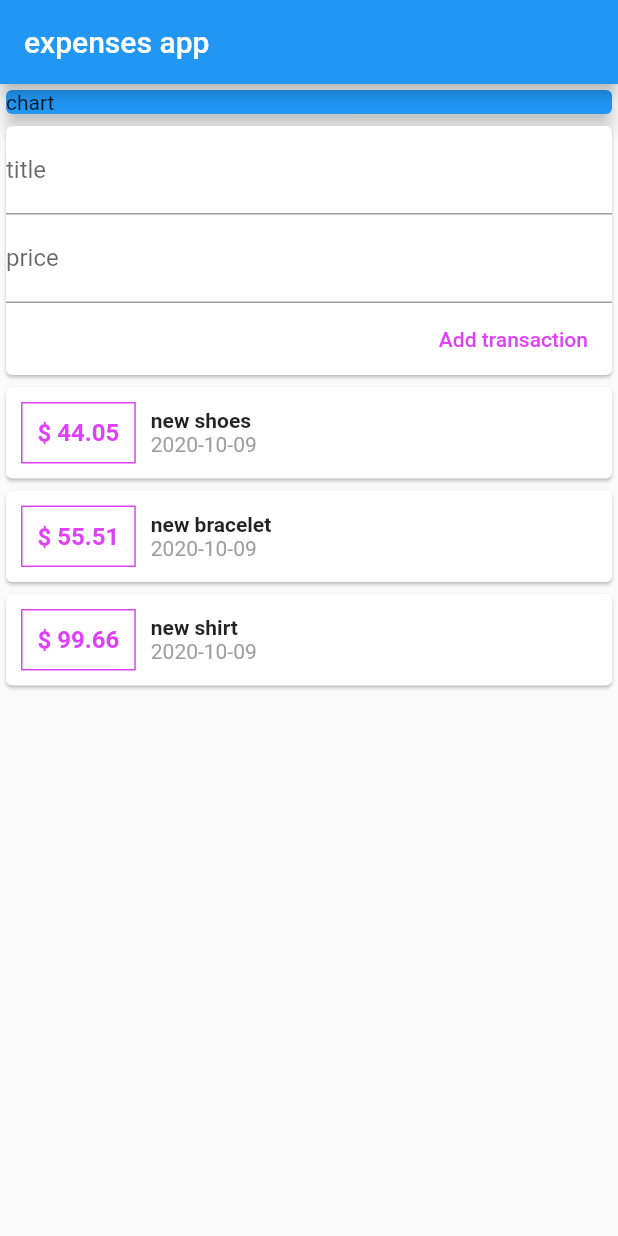
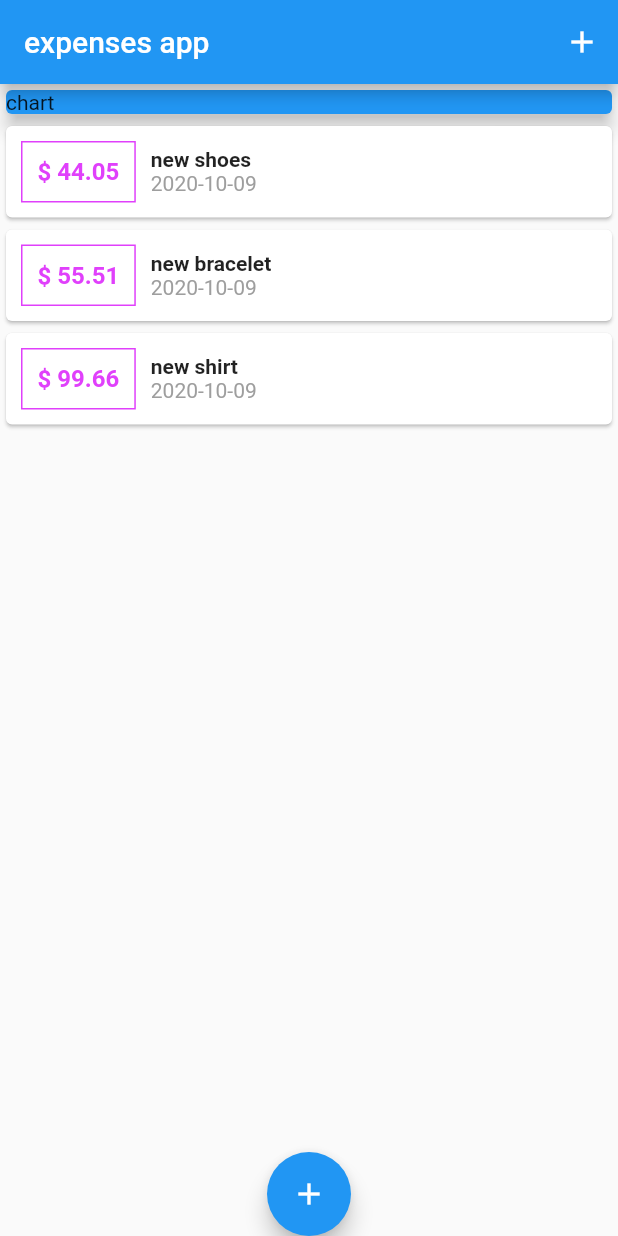
Before and after one commit to amanyGh/expenses-app, a Flutter app: the screen it shows after launch, on a phone screen of 412 x 824 dp. Run offline on Flutter 3.47's test engine with Material 2 defaults, Android fonts, the phone set to English and light mode, and no system bars.

```diff
--- a/lib/main.dart
+++ b/lib/main.dart
@@ -17,17 +17,52 @@ class MyApp extends StatelessWidget {
   }
 }
 
-class MyHomePage extends StatelessWidget {
+class MyHomePage extends StatefulWidget {
+  @override
+  _MyHomePageState createState() => _MyHomePageState();
+}
 
+class _MyHomePageState extends State<MyHomePage> {
+ final List<Transaction> _userTransactions = [
+    Transaction(
+        id: 't1', title: 'new shoes', price: 44.05, date: DateTime.now()),
+    Transaction(
+        id: 't1', title: 'new bracelet', price: 55.51, date: DateTime.now()),
+    Transaction(
+        id: 't2', title: 'new shirt', price: 99.66, date: DateTime.now()),
+  ];
 
+  void addNewTransaction(txTitle,txPrice){
+    final newTx=Transaction(
+      title: txTitle,
+      price:txPrice,
+      id: DateTime.now().toString(),
+      date: DateTime.now() );
+
+     setState(() {
+       _userTransactions.add(newTx);
+     });
+  }
+
+  void startAddNewTx(BuildContext ctx){
+    showModalBottomSheet(context: ctx, builder: (_){
+      return GestureDetector(
+        onTap: (){},
+        behavior: HitTestBehavior.opaque,
+        child: NewTransaction(addNewTransaction));
+    });
+
+  }
 
   @override
   Widget build(BuildContext context) {
     return Scaffold(
-        appBar: AppBar(
-          title: Text('expenses app'),
-        ),
-        body: Column(
+      appBar: AppBar(
+        title: Text('expenses app'),
+        actions: [IconButton(icon: Icon(Icons.add), onPressed:()=> startAddNewTx(context))],
+      ),
+      body: SingleChildScrollView(
+        child: Column(
           // mainAxisAlignment: MainAxisAlignment.spaceEvenly,
           crossAxisAlignment: CrossAxisAlignment.stretch,
           children: [
@@ -36,8 +71,17 @@ class MyHomePage extends StatelessWidget {
               child:
                   Card(color: Colors.blue, elevation: 5, child: Text('chart')),
             ),
-            UserTransactions(),
+            TransactionList(_userTransactions),
           ],
-        ));
+        ),
+      ),
+      floatingActionButtonLocation: FloatingActionButtonLocation.centerDocked,
+      floatingActionButton: FloatingActionButton(
+        child: Icon(
+          Icons.add,
+        ),
+        onPressed:()=> startAddNewTx(context),
+      ),
+    );
   }
 }
--- a/lib/widgets/transaction_list.dart
+++ b/lib/widgets/transaction_list.dart
@@ -25,7 +25,7 @@ class TransactionList extends StatelessWidget {
                             width: 1,
                           )),
                           child: Text(
-                            '\$ ${transactions[index].price}',
+                            '\$ ${transactions[index].price.toStringAsFixed(2)}',
                             style: TextStyle(
                                 color: Colors.purpleAccent,
                                 fontSize: 16,
--- a/lib/widgets/user_transactions.dart
+++ b/lib/widgets/user_transactions.dart
@@ -10,28 +10,9 @@ class UserTransactions extends StatefulWidget {
 }
 
 class _UserTransactionsState extends State<UserTransactions> {
-  final List<Transaction> _userTransactions = [
-    Transaction(
-        id: 't1', title: 'new shoes', price: 44.05, date: DateTime.now()),
-    Transaction(
-        id: 't1', title: 'new bracelet', price: 55.51, date: DateTime.now()),
-    Transaction(
-        id: 't2', title: 'new shirt', price: 99.66, date: DateTime.now()),
-  ];
 
-  void addNewTransaction(txTitle,txPrice){
-    final newTx=Transaction(
-      title: txTitle,
-      price:txPrice,
-      id: DateTime.now().toString(),
-      date: DateTime.now() );
-
-     setState(() {
-       _userTransactions.add(newTx);
-     });
-  }
   @override
   Widget build(BuildContext context) {
-    return Column(children: [NewTransaction(addNewTransaction),TransactionList(_userTransactions)],);
+    return Column(children: [],);
   }
 }
```
Also changed, not shown: lib/widgets/new_transaction.dart (+16 -3 lines).
